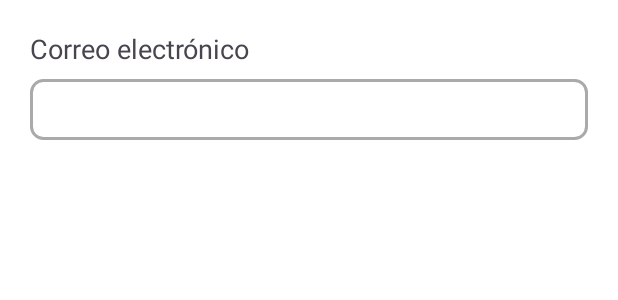
After one commit to AritzAyensa/Proyecto_DAM_Aritz_Ayensa, an Android app: the layout dialog_email_input.xml on its own in the app's theme, with its tools: preview values and no code run, on a phone screen of 412 x 824 dp. The commit adds this screen. Shown: the top 300 px of the screen. Run offline under Robolectric (Android 15) with nearby library versions, the phone set to English and light mode, and no system bars.

Commit message:
compartir listas

```diff
--- a/app/src/main/AndroidManifest.xml
+++ b/app/src/main/AndroidManifest.xml
@@ -28,6 +28,7 @@
             android:exported="false" />
         <activity
             android:name=".activities.BottomNavigationActivity"
+            android:windowSoftInputMode="adjustPan|stateHidden"
             android:exported="false"
             android:label="@string/title_activity_bottom_navigation" />
         <activity
--- a/app/src/main/java/com/example/proyecto_dam_aritz_ayensa/activities/EditarPerfilActivity.kt
+++ b/app/src/main/java/com/example/proyecto_dam_aritz_ayensa/activities/EditarPerfilActivity.kt
@@ -33,7 +33,6 @@ class EditarPerfilActivity : AppCompatActivity() {
     // Datos
     private lateinit var nombre: String
     private lateinit var email: String
-    private lateinit var contrasena: String
 
     override fun onCreate(savedInstanceState: Bundle?) {
         super.onCreate(savedInstanceState)
--- a/app/src/main/java/com/example/proyecto_dam_aritz_ayensa/model/service/UsuarioService.kt
+++ b/app/src/main/java/com/example/proyecto_dam_aritz_ayensa/model/service/UsuarioService.kt
@@ -60,9 +60,13 @@ class UsuarioService(private val usuarioDAO: UsuarioDAO) {
     }
 
     suspend fun getUserById(usuarioID: String) {
-        // Delegar la operación al DAO
         usuarioDAO.getUserById(usuarioID)
     }
+
+
+    /*suspend fun getUserIdByEmail(email: String): String? {
+        return usuarioDAO.getUserIdByEmail(email)
+    }*/
 
     /**
      * Método: getAllUsers
--- /dev/null
+++ b/app/src/main/res/layout/dialog_email_input.xml
@@ -0,0 +1,36 @@
+<?xml version="1.0" encoding="utf-8"?>
+<LinearLayout xmlns:android="http://schemas.android.com/apk/res/android"
+    android:layout_width="match_parent"
+    android:layout_height="wrap_content"
+    android:orientation="vertical"
+    android:padding="20dp">
+
+    <TextView
+        android:id="@+id/title"
+        android:layout_width="match_parent"
+        android:layout_height="wrap_content"
+        android:text="@string/dialog_email_correo_electronico"
+        android:textSize="18sp"
+        android:layout_marginBottom="8dp"/>
+
+    <EditText
+        android:id="@+id/input_email"
+        android:layout_width="match_parent"
+        android:layout_height="wrap_content"
+        android:textColor="@color/negro"
+        android:background="@drawable/edittext_border"
+        android:inputType="textEmailAddress"
+        android:imeOptions="actionDone"
+        />
+
+    <TextView
+        android:id="@+id/texto_error"
+        android:layout_width="match_parent"
+        android:layout_height="wrap_content"
+        android:text="Email incorrecto"
+        android:textSize="15sp"
+        android:textColor="@color/rojo"
+        android:visibility="gone"
+        />
+
+</LinearLayout>
--- a/app/src/main/res/layout/fragment_vista_lista.xml
+++ b/app/src/main/res/layout/fragment_vista_lista.xml
@@ -36,11 +36,12 @@
             >
             <Button
                 android:id="@+id/btnCompartirLista"
-                android:layout_width="50pt"
+                android:layout_width="wrap_content"
                 android:layout_height="wrap_content"
                 android:text="@string/vista_lista_btn_compartir_lista"
                 style="@style/ButtonAccept"
                 app:layout_constraintStart_toStartOf="parent"
+                android:visibility="gone"
                 />
             <Button
                 android:id="@+id/btnAnadirProducto"
--- a/app/src/main/res/values/strings.xml
+++ b/app/src/main/res/values/strings.xml
@@ -69,6 +69,7 @@
     <string name="vista_lista_btn_compartir_lista">Compartir</string>
     <string name="vista_lista_btn_añadirProducto">Añadir producto</string>
     <string name="vista_lista_btn_eliminar_lista">Eliminar lista</string>
+    <string name="dialog_email_correo_electronico">Correo electrónico</string>
 
 
 </resources>
```
Also changed, not shown: app/src/main/java/com/example/proyecto_dam_aritz_ayensa/activities/VistaListaFragment.kt (+116 -8 lines), app/src/main/java/com/example/proyecto_dam_aritz_ayensa/model/dao/UsuarioDAO.kt (+17 -1 lines).
